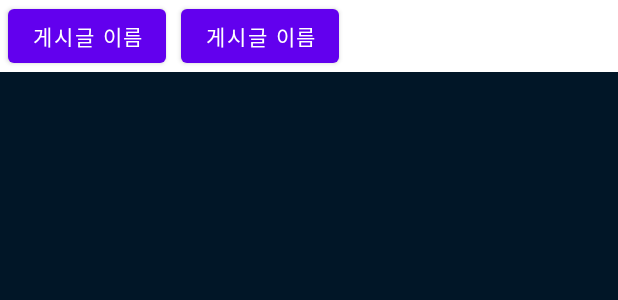
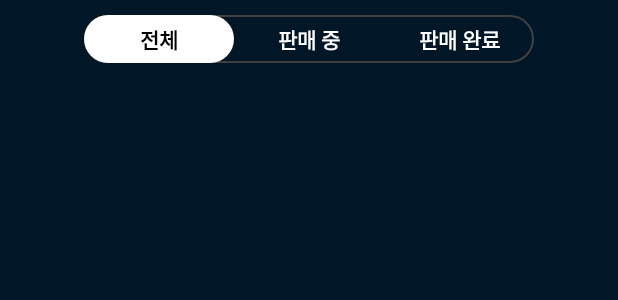
Before and after one commit to suzinlim/Android-MutsaMarket, an Android app: the layout fragment_home.xml on its own in the app's theme, with its tools: preview values and no code run, on a phone screen of 412 x 824 dp. Shown: the top 300 px of the screen. Run offline under Robolectric (Android 15) with nearby library versions, the phone set to English and light mode, and no system bars.

```diff
--- /dev/null
+++ b/app/src/main/res/drawable/item_bg_on.xml
@@ -0,0 +1,5 @@
+<?xml version="1.0" encoding="UTF-8" ?>
+<shape xmlns:android="http://schemas.android.com/apk/res/android">
+    <solid android:color="@color/white"/>
+    <corners android:radius="36dp"/>
+</shape>
--- /dev/null
+++ b/app/src/main/res/drawable/item_bg_outline.xml
@@ -0,0 +1,5 @@
+<shape xmlns:android="http://schemas.android.com/apk/res/android">
+    <solid android:color = "@android:color/transparent"/>
+    <corners android:radius="15dp"/>
+    <stroke android:width="1dp" android:color="@color/edit_hint"/>
+</shape>
--- a/app/src/main/res/layout/fragment_home.xml
+++ b/app/src/main/res/layout/fragment_home.xml
@@ -8,20 +8,40 @@
     android:background="@color/backgroud_dark_blue"
     android:orientation="vertical">
     <LinearLayout
-        android:layout_width="match_parent"
+        android:layout_width="wrap_content"
         android:layout_height="wrap_content"
         android:orientation="horizontal"
-        android:background="@color/white">
-        <Button
-            android:layout_width="wrap_content"
+        android:layout_gravity="center"
+        android:layout_margin="10dp"
+        android:background="@drawable/item_bg_outline">
+        <TextView
+            android:id="@+id/allPost"
+            android:layout_width="100dp"
             android:layout_height="wrap_content"
-            android:layout_marginLeft="5dp"
-            android:text="@string/post_detail_title_text"/>
-        <Button
-            android:layout_width="wrap_content"
+            android:textColor="@color/black"
+            android:textStyle="bold"
+            android:gravity="center"
+            android:padding="5dp"
+            android:background="@drawable/item_bg_on"
+            android:text="@string/allPost"/>
+        <TextView
+            android:id="@+id/isSale"
+            android:layout_width="100dp"
             android:layout_height="wrap_content"
-            android:layout_marginLeft="10dp"
-            android:text="@string/post_detail_title_text"/>
+            android:textColor="@color/white"
+            android:padding="5dp"
+            android:gravity="center"
+            android:textStyle="bold"
+            android:text="@string/isSale"/>
+        <TextView
+            android:id="@+id/isNotSale"
+            android:layout_width="100dp"
+            android:layout_height="wrap_content"
+            android:textColor="@color/white"
+            android:textStyle="bold"
+            android:padding="5dp"
+            android:gravity="center"
+            android:text="@string/isNotSale"/>
     </LinearLayout>
     <androidx.recyclerview.widget.RecyclerView
         android:id="@+id/postRecyclerView"
--- a/app/src/main/res/values/strings.xml
+++ b/app/src/main/res/values/strings.xml
@@ -26,4 +26,7 @@
     <string name="announcement">공지사항</string>
     <string name="FAQ">자주 묻는 질문</string>
     <string name="policies">약관 및 정책</string>
+    <string name="isSale">판매 중</string>
+    <string name="allPost">전체</string>
+    <string name="isNotSale">판매 완료</string>
 </resources>
```
Also changed, not shown: app/src/main/java/hansung/ac/mutsamarket/ui/home/HomeFragment.kt (+30 -2 lines).
